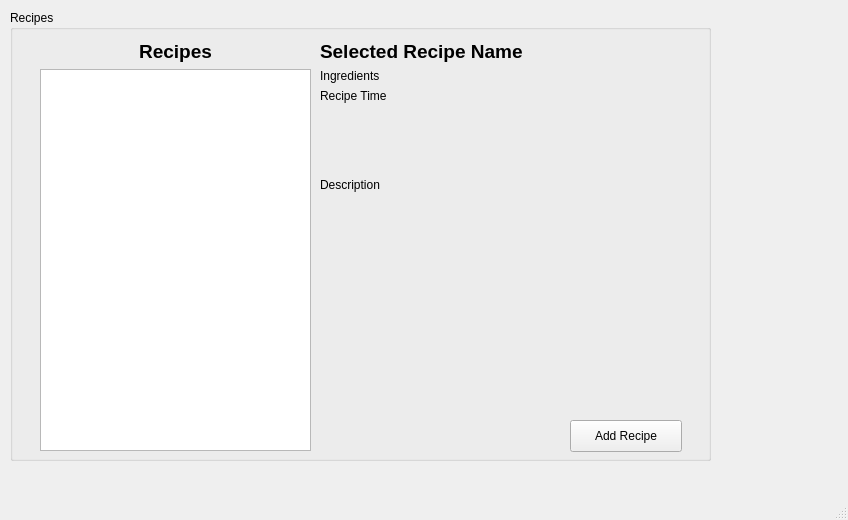
Before: the Qt Designer form ThomChefApp/thomchefwindow.ui in computoms/ThomChef, drawn with Qt 5.
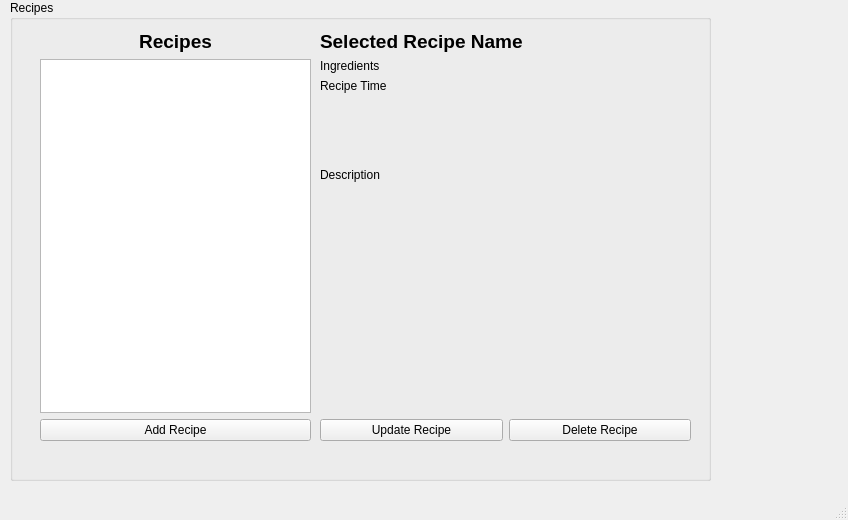
After: the same form once the commit is applied.

Commit message: Implements the Update and Delete operations on Recipes and Ingredients

```diff
--- a/ThomChefApp/thomchefwindow.ui
+++ b/ThomChefApp/thomchefwindow.ui
@@ -18,27 +18,14 @@
     <property name="geometry">
      <rect>
       <x>10</x>
-      <y>10</y>
+      <y>0</y>
       <width>701</width>
-      <height>451</height>
+      <height>481</height>
      </rect>
     </property>
     <property name="title">
      <string>Recipes</string>
     </property>
-    <widget class="QPushButton" name="button_addrecipe">
-     <property name="geometry">
-      <rect>
-       <x>560</x>
-       <y>410</y>
-       <width>112</width>
-       <height>32</height>
-      </rect>
-     </property>
-     <property name="text">
-      <string>Add Recipe</string>
-     </property>
-    </widget>
     <widget class="QWidget" name="gridLayoutWidget">
      <property name="geometry">
       <rect>
@@ -62,6 +49,20 @@
         </property>
        </widget>
       </item>
+      <item row="1" column="0">
+       <widget class="QListWidget" name="listrecipes"/>
+      </item>
+      <item row="2" column="0">
+       <layout class="QGridLayout" name="gridLayout_3">
+        <item row="0" column="0">
+         <widget class="QPushButton" name="button_addrecipe">
+          <property name="text">
+           <string>Add Recipe</string>
+          </property>
+         </widget>
+        </item>
+       </layout>
+      </item>
      </layout>
     </widget>
     <widget class="QWidget" name="gridLayoutWidget_2">
@@ -141,6 +142,32 @@
       </item>
      </layout>
     </widget>
+    <widget class="QWidget" name="gridLayoutWidget_4">
+     <property name="geometry">
+      <rect>
+       <x>310</x>
+       <y>410</y>
+       <width>371</width>
+       <height>41</height>
+      </rect>
+     </property>
+     <layout class="QGridLayout" name="gridLayout_4">
+      <item row="0" column="0">
+       <widget class="QPushButton" name="button_updateRecipe">
+        <property name="text">
+         <string>Update Recipe</string>
+        </property>
+       </widget>
+      </item>
+      <item row="0" column="1">
+       <widget class="QPushButton" name="button_deleteRecipe">
+        <property name="text">
+         <string>Delete Recipe</string>
+        </property>
+       </widget>
+      </item>
+     </layout>
+    </widget>
    </widget>
   </widget>
   <widget class="QMenuBar" name="menubar">
```
Left out of the diff: 3 changed lines with no effect on the pictures. The commit also changes 15 other files.
